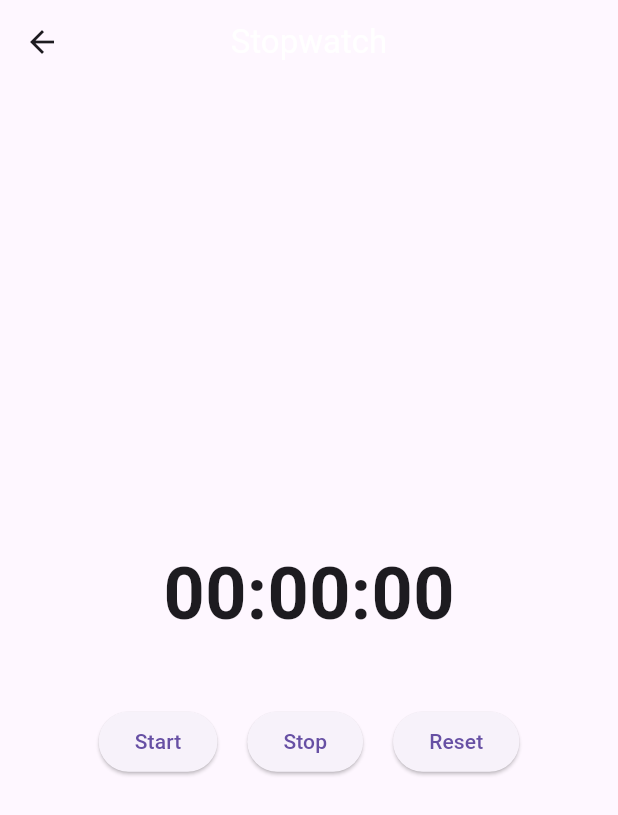
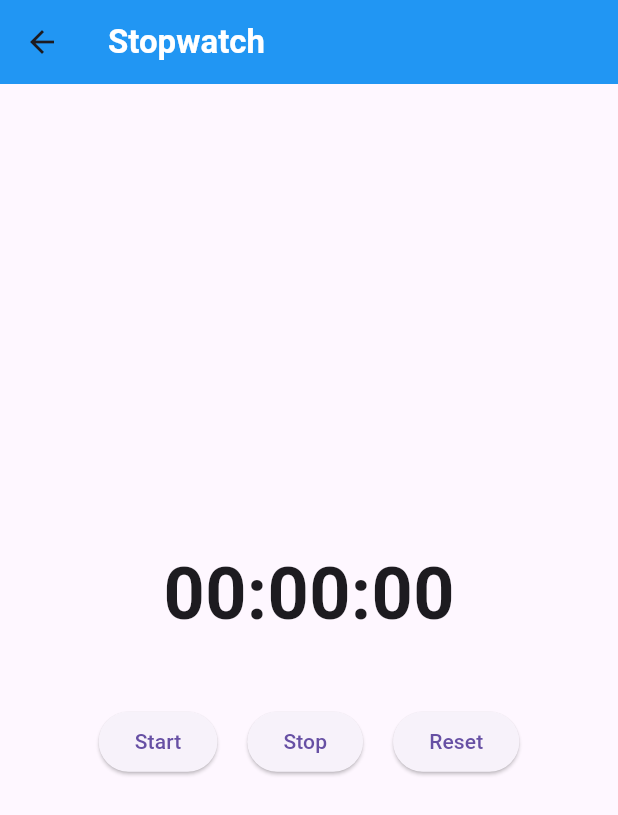
Before and after one commit to Ianone-8bit/TPM, a Flutter app: the StopwatchPage screen opened directly, on a phone screen of 412 x 824 dp. Shown: the top 815 px of the screen. Run offline on Flutter 3.47's test engine with Material 3 defaults, Android fonts, the phone set to English and light mode, and no system bars.

Commit message:
konsistensi appbar

```diff
--- a/lib/pages/stopwatch_page.dart
+++ b/lib/pages/stopwatch_page.dart
@@ -59,8 +59,11 @@ class _StopwatchPageState extends State<StopwatchPage> {
   Widget build(BuildContext context) {
     return Scaffold(
       appBar: AppBar(
-        title: const Text("Stopwatch", style: TextStyle(color: Colors.white)),
-        centerTitle: true,
+        title: const Text(
+          "Stopwatch",
+          style: TextStyle(color: Colors.white, fontWeight: FontWeight.bold),
+        ),
+        backgroundColor: Colors.blue,
       ),
       body: Center(
         child: Column(
```
